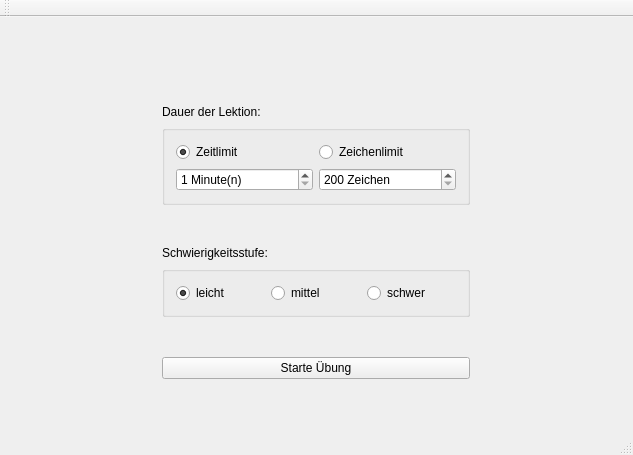
Hasenkrug/CPlusPlus, file Micha/Aufgabe_3_2/mainwindow.ui: the form before one commit.
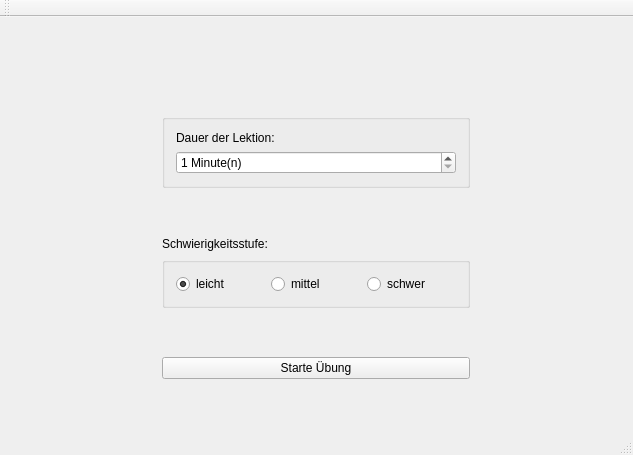
The form after the commit.

```diff
--- a/Micha/Aufgabe_3_2/mainwindow.ui
+++ b/Micha/Aufgabe_3_2/mainwindow.ui
@@ -37,33 +37,9 @@
          </property>
         </spacer>
        </item>
-       <item row="1" column="0">
-        <widget class="QLabel" name="label_2">
-         <property name="text">
-          <string>Dauer der Lektion:</string>
-         </property>
-        </widget>
-       </item>
        <item row="2" column="0">
         <widget class="QGroupBox" name="myGroupBox_2">
          <layout class="QGridLayout" name="gridLayout">
-          <item row="0" column="0">
-           <widget class="QRadioButton" name="timeLimit">
-            <property name="text">
-             <string>Zeitlimit</string>
-            </property>
-            <property name="checked">
-             <bool>true</bool>
-            </property>
-           </widget>
-          </item>
-          <item row="0" column="1">
-           <widget class="QRadioButton" name="hitLimit">
-            <property name="text">
-             <string>Zeichenlimit</string>
-            </property>
-           </widget>
-          </item>
           <item row="1" column="0">
            <widget class="QDoubleSpinBox" name="timeBox">
             <property name="suffix">
@@ -80,22 +56,10 @@
             </property>
            </widget>
           </item>
-          <item row="1" column="1">
-           <widget class="QDoubleSpinBox" name="hitBox">
-            <property name="suffix">
-             <string> Zeichen</string>
-            </property>
-            <property name="decimals">
-             <number>0</number>
-            </property>
-            <property name="minimum">
-             <double>200.000000000000000</double>
-            </property>
-            <property name="maximum">
-             <double>1000.000000000000000</double>
-            </property>
-            <property name="singleStep">
-             <double>100.000000000000000</double>
+          <item row="0" column="0">
+           <widget class="QLabel" name="label_2">
+            <property name="text">
+             <string>Dauer der Lektion:</string>
             </property>
            </widget>
           </item>
```
Left out of the diff: 4 changed lines with no effect on the pictures.
